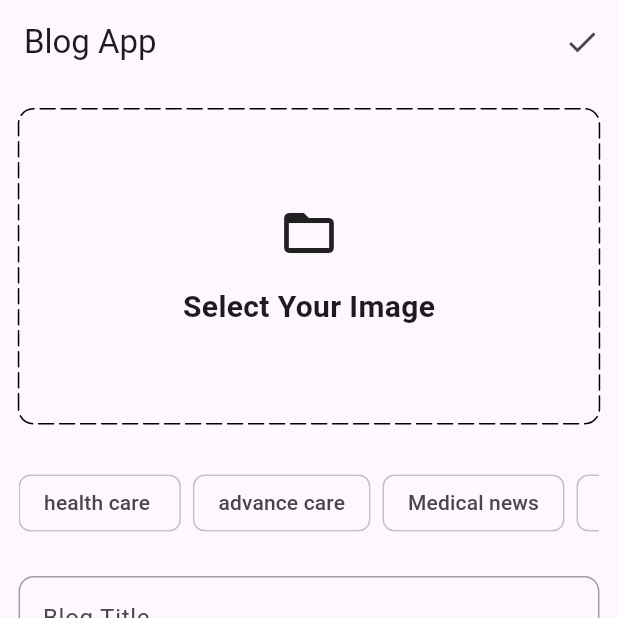
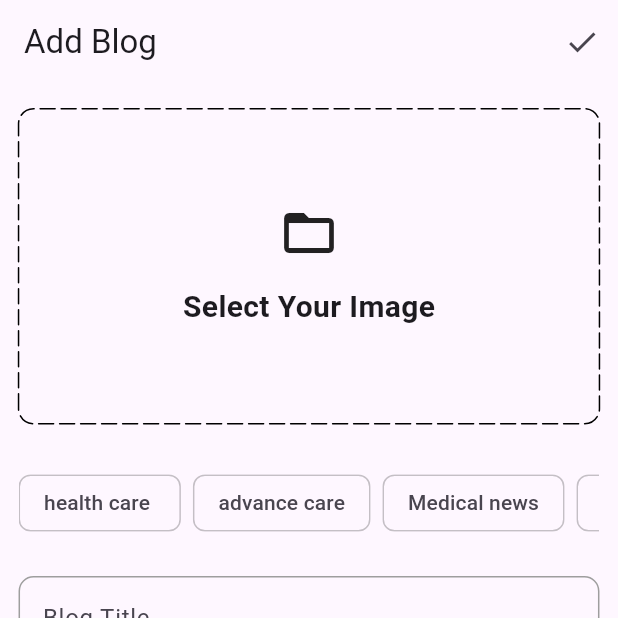
Before and after one commit to muteeabdu11ah/blog-app, a Flutter app: the screen it shows after launch, on a phone screen of 412 x 824 dp, the top half of it. Run offline on Flutter 3.47's test engine with Material 3 defaults, Android fonts, the phone set to English and light mode, and no system bars; drawn by our look-alikes of dotted_border; our stand-ins replace bloc, flutter_bloc, fpdart, get, get_it, image_picker and 1 more; accounts and stored records are empty.

Commit message:
blog upload complete

```diff
--- /dev/null
+++ b/lib/features/blog/domain/entity/blog.dart
@@ -0,0 +1,29 @@
+// ignore_for_file: public_member_api_docs, sort_constructors_first
+import 'dart:convert';
+
+class Blog {
+  final String id;
+  final String posterId;
+  final String title;
+  final String content;
+  final String imageURL;
+  final String userName;
+  final List<String> topics;
+  final DateTime updatedAt;
+
+  Blog(
+      {
+        required this.userName,
+        required this.id,
+      required this.posterId,
+      required this.title,
+      required this.content,
+      required this.imageURL,
+      required this.topics,
+      required this.updatedAt});
+
+
+
+
+
+ }
--- a/lib/features/blog/presentation/pages/add_new_blog_page.dart
+++ b/lib/features/blog/presentation/pages/add_new_blog_page.dart
@@ -1,6 +1,10 @@
+import 'dart:io';
+
 import 'package:dotted_border/dotted_border.dart';
 import 'package:flutter/material.dart';
+import 'package:flutter/widgets.dart';
 import 'package:fyp/core/common/widgets/reponsive.dart';
+import 'package:fyp/core/utils/pick_image.dart';
 import 'package:fyp/features/blog/presentation/widgets/blog_editor_widget.dart';
 
 class AddNewBlogPage extends StatefulWidget {
@@ -17,6 +21,16 @@ class _AddNewBlogPageState extends State<AddNewBlogPage> {
   final titlecontroller = TextEditingController();
   final contentcontroller = TextEditingController();
   final List<String> selectedTopics = [];
+  File? image;
+
+  void selectImage() async {
+    final pickedImage = await pickImage();
+    if (pickedImage != null) {
+      setState(() {
+        image = pickedImage;
+      });
+    }
+  }
 
   @override
   void dispose() {
@@ -30,7 +44,7 @@ class _AddNewBlogPageState extends State<AddNewBlogPage> {
   Widget build(BuildContext context) {
     return Scaffold(
       appBar: AppBar(
-        title: Text('Blog App'),
+        title: Text('Add Blog'),
         actions: [
           IconButton(
               onPressed: () {
@@ -49,14 +63,33 @@ class _AddNewBlogPageState extends State<AddNewBlogPage> {
               horizontal: ResponsiveWidth(context: context).scale(3)),
           child: Column(
             children: [
-              DottedBorder(
+              image != null
+                  ? GestureDetector(
+                      onTap: pickImage,
+                      child: SizedBox(
+                          width: double.infinity,
+                          height: ResponsiveHeight(context: context).scale(30),
+                          child: SingleChildScrollView(
+                            child: ClipRRect(
+                              borderRadius: BorderRadius.circular(10),
+                              child: Image.file(
+                                image!,
+                                fit: BoxFit.cover,
+                              ),
+                            ),
+                          )),
+                    )
+                  : GestureDetector(
+                      onTap: () => selectImage(),
+                      child: DottedBorder(
                           //color: ,
                           dashPattern: const [10, 4],
                           radius: const Radius.circular(10),
                           borderType: BorderType.RRect,
                           strokeCap: StrokeCap.round,
                           child: Container(
-                    height: ResponsiveHeight(context: context).scale(25),
+                            height:
+                                ResponsiveHeight(context: context).scale(25),
                             width: double.infinity,
                             child: const Column(
                               mainAxisAlignment: MainAxisAlignment.center,
@@ -71,11 +104,13 @@ class _AddNewBlogPageState extends State<AddNewBlogPage> {
                                 Text(
                                   'Select Your Image',
                                   style: TextStyle(
-                              fontSize: 20, fontWeight: FontWeight.bold),
+                                      fontSize: 20,
+                                      fontWeight: FontWeight.bold),
                                 ),
                               ],
                             ),
                           )),
+                    ),
               SizedBox(
                 height: ResponsiveHeight(context: context).scale(3.5),
               ),
--- a/pubspec.yaml
+++ b/pubspec.yaml
@@ -19,6 +19,7 @@ dependencies:
   image_picker: ^1.1.1
   meta: ^1.11.0
   supabase_flutter: ^2.3.4
+  uuid: ^4.4.0
 
 dev_dependencies:
   flutter_test:
```
Also changed, not shown: lib/core/utils/pick_image.dart (added, +15 -0 lines), lib/features/blog/data/datasources/blog_remote_datasource.dart (added, +44 -0 lines), lib/features/blog/data/model/blog_model.dart (added, +54 -0 lines), lib/features/blog/data/repositories/blog_repository_impl.dart (added, +38 -0 lines), lib/features/blog/domain/repositories/blog_repository.dart (added, +17 -0 lines), lib/features/blog/domain/usecase/upload_blog.dart (added, +41 -0 lines), lib/features/blog/presentation/bloc/blog_bloc.dart (added, +32 -0 lines), lib/features/blog/presentation/bloc/blog_event.dart (added, +17 -0 lines), lib/features/blog/presentation/bloc/blog_state.dart (added, +14 -0 lines), lib/features/init_dependencies.dart (+22 -0 lines), pubspec.lock. Lines whose indentation alone changed are shown as unchanged.
